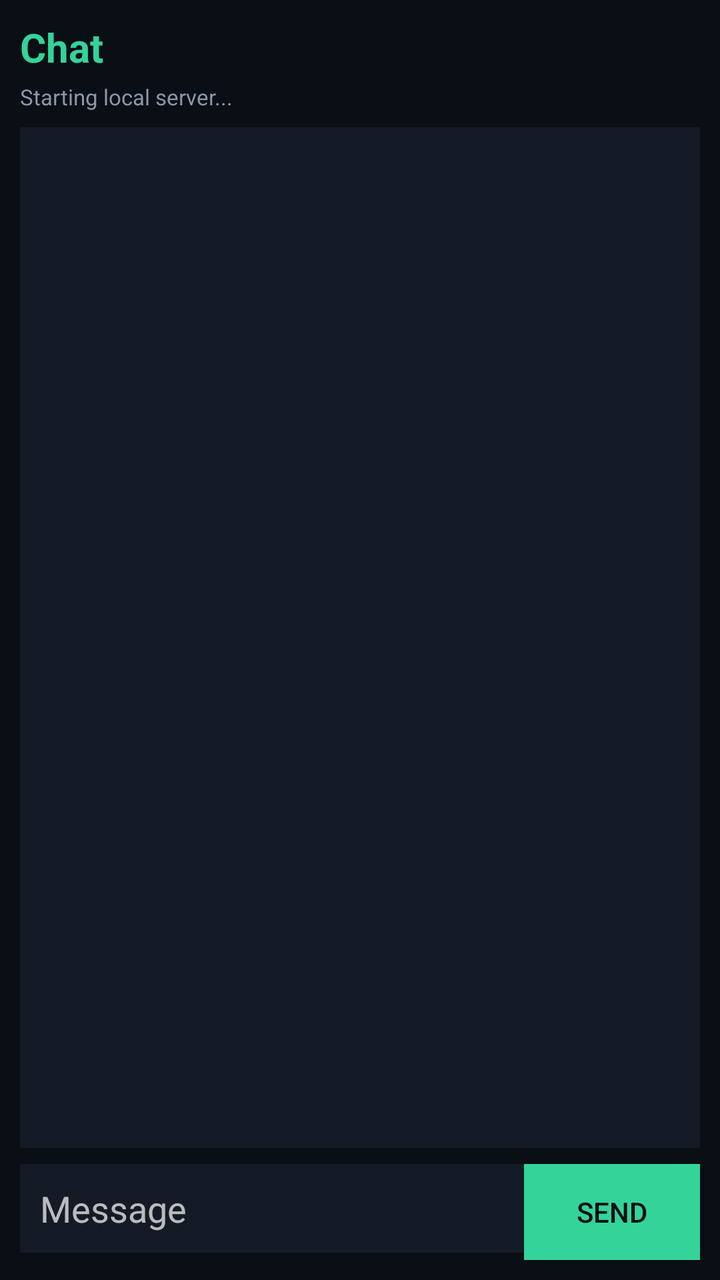
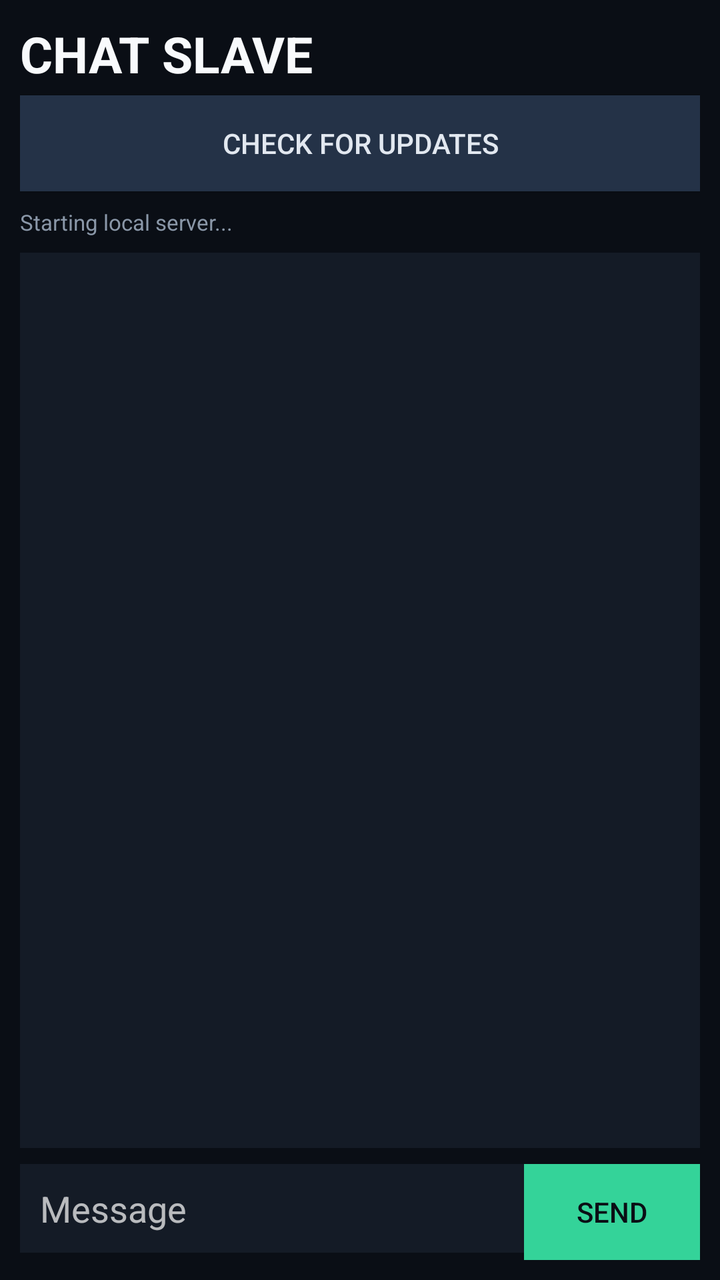

Before-and-after screenshots of an Android layout around one commit, followed by the original layout XML and the change that was made.
<!-- AndroidManifest.xml: application theme Theme.Chat -->
<!-- res/layout/activity_slave.xml -->
<LinearLayout xmlns:android="http://schemas.android.com/apk/res/android"
    android:layout_width="match_parent" android:layout_height="match_parent"
    android:orientation="vertical" android:background="#0a0e15" android:padding="10dp">
    <TextView android:layout_width="match_parent" android:layout_height="wrap_content"
        android:text="Chat" android:textColor="#34d399" android:textSize="20sp"
        android:textStyle="bold" android:layout_marginBottom="4dp"/>
    <TextView android:id="@+id/status" android:layout_width="match_parent" android:layout_height="wrap_content"
        android:text="Starting local server..." android:textColor="#8a97a8" android:textSize="11sp"
        android:layout_marginBottom="8dp"/>
    <ListView android:id="@+id/list" android:layout_width="match_parent"
        android:layout_height="0dp" android:layout_weight="1" android:background="#141b26"/>
    <LinearLayout android:layout_width="match_parent" android:layout_height="wrap_content"
        android:orientation="horizontal" android:layout_marginTop="8dp">
        <EditText android:id="@+id/input" android:layout_width="0dp" android:layout_weight="1"
            android:layout_height="wrap_content" android:hint="Message" android:background="#141b26"
            android:textColor="#e8eef7" android:padding="10dp"/>
        <Button android:id="@+id/btn_send" android:layout_width="wrap_content" android:layout_height="wrap_content"
            android:text="Send" android:background="#34d399" android:textColor="#0a0e15"/>
    </LinearLayout>
</LinearLayout>
<!-- resources referenced by this layout -->
<resources>
  <style name="Theme.Chat" parent="Theme.AppCompat.NoActionBar">
          <item name="android:windowBackground">#0a0e15</item>
      </style>
</resources>

<!-- the commit's change to res/layout/activity_slave.xml (unified diff, before → after) -->
@@ -2,8 +2,9 @@
     android:layout_width="match_parent" android:layout_height="match_parent"
     android:orientation="vertical" android:background="#0a0e15" android:padding="10dp">
     <TextView android:layout_width="match_parent" android:layout_height="wrap_content"
-        android:text="Chat" android:textColor="#34d399" android:textSize="20sp"
+        android:text="CHAT SLAVE" android:textColor="#f8fafc" android:textSize="25sp"
         android:textStyle="bold" android:layout_marginBottom="4dp"/>
+    <Button android:id="@+id/btn_update" android:layout_width="match_parent" android:layout_height="wrap_content" android:text="Check for updates" android:background="#243247" android:textColor="#e2e8f0" android:layout_marginBottom="8dp"/>
     <TextView android:id="@+id/status" android:layout_width="match_parent" android:layout_height="wrap_content"
         android:text="Starting local server..." android:textColor="#8a97a8" android:textSize="11sp"
         android:layout_marginBottom="8dp"/>
